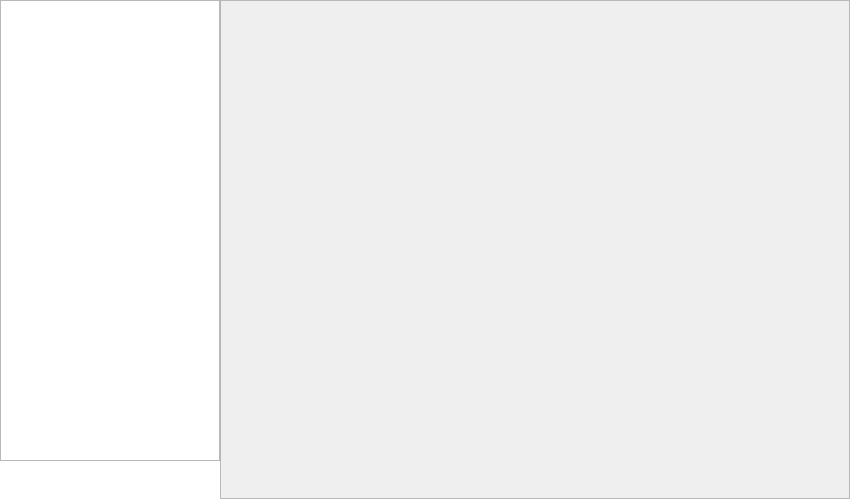
The window that openfreebuds_qt/designer/main_window.ui (melianmiko/OpenFreebuds) describes before a commit, drawn with Qt 5.
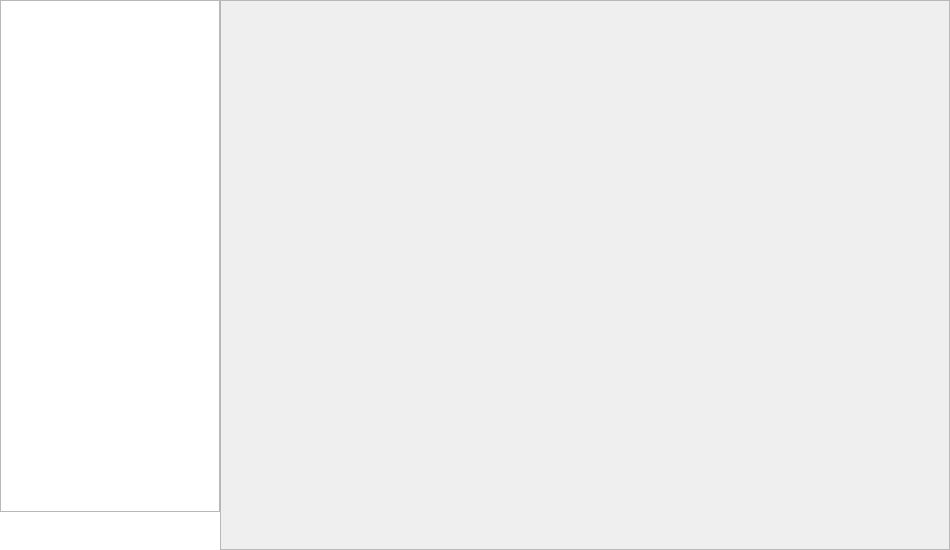
The same window after the commit.

```diff
--- a/openfreebuds_qt/designer/main_window.ui
+++ b/openfreebuds_qt/designer/main_window.ui
@@ -6,8 +6,8 @@
    <rect>
     <x>0</x>
     <y>0</y>
-    <width>850</width>
-    <height>499</height>
+    <width>950</width>
+    <height>550</height>
    </rect>
   </property>
   <property name="sizePolicy">
@@ -18,7 +18,7 @@
   </property>
   <property name="minimumSize">
    <size>
-    <width>800</width>
+    <width>900</width>
     <height>400</height>
    </size>
   </property>
@@ -104,7 +104,7 @@
             <x>0</x>
             <y>0</y>
             <width>218</width>
-            <height>456</height>
+            <height>507</height>
            </rect>
           </property>
           <property name="autoFillBackground">
@@ -191,8 +191,8 @@
         <rect>
          <x>0</x>
          <y>0</y>
-         <width>628</width>
-         <height>497</height>
+         <width>728</width>
+         <height>548</height>
         </rect>
        </property>
        <property name="sizePolicy">
```
